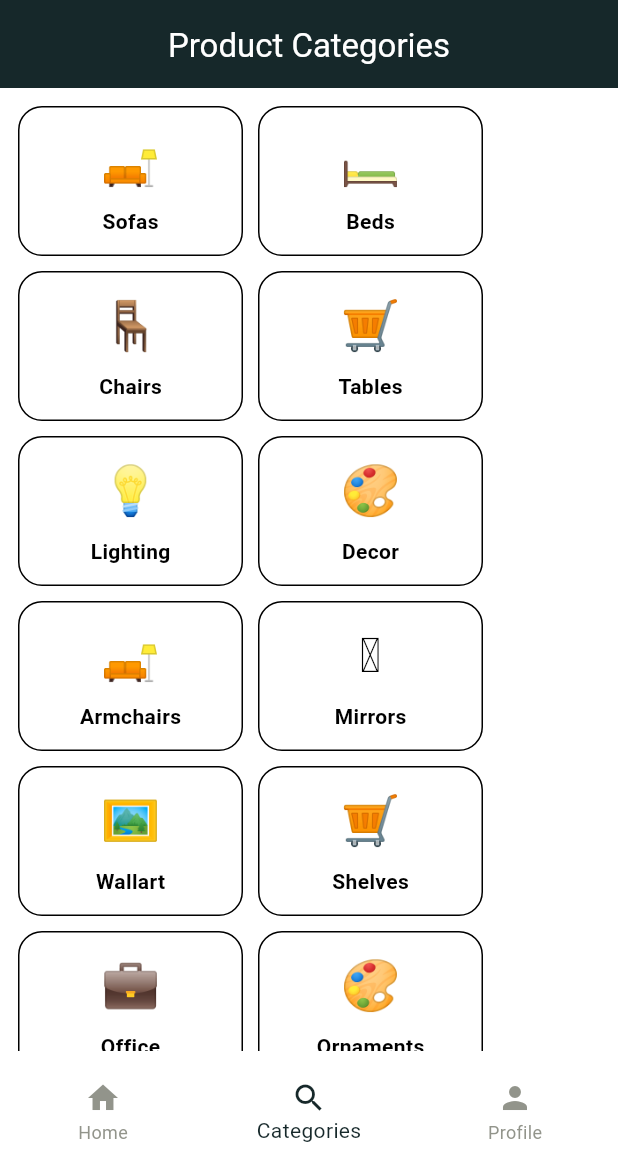
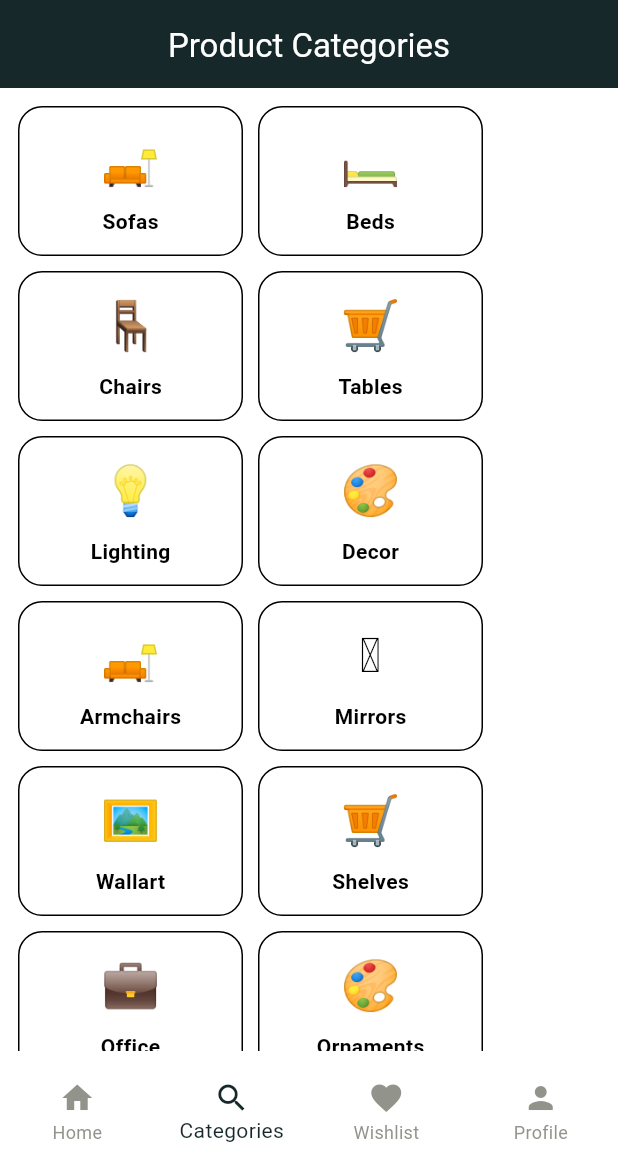
Before and after one commit to shalindri0426/shalindri_flutter, a Flutter app: the MainAppscreen screen opened directly, item 2 of the bottom bar chosen, on a phone screen of 412 x 824 dp, the part 80-1236 px from its top. Run offline on Flutter 3.47's test engine with Material 3 defaults, Android fonts, the phone set to English and light mode, and no system bars; our stand-ins replace google_fonts.

Commit message:
added wishlist to bottom navigation

```diff
--- a/lib/screens/cart_screen.dart
+++ b/lib/screens/cart_screen.dart
@@ -5,6 +5,8 @@ class CartScreen extends StatelessWidget {
 
   @override
   Widget build(BuildContext context) {
-    return const Placeholder();
+    return Scaffold(
+      body: Text("My cart screen"),
+    );
   }
 }
--- a/lib/screens/main_appscreen.dart
+++ b/lib/screens/main_appscreen.dart
@@ -5,19 +5,25 @@ import 'package:luxe_living/screens/home_screen.dart';
 import 'package:luxe_living/screens/profile_screen.dart';
 
 class MainAppscreen extends StatefulWidget {
+  //UI will chnage based on user interaction - botton nav bar selection
   const MainAppscreen({super.key});
 
   @override
+  //creates the mutable state
   State<MainAppscreen> createState() => _MainAppscreenState();
 }
 
 class _MainAppscreenState extends State<MainAppscreen> {
+  //tracks which bottom nav item is selected (0=home, 1= category, 2= profile)
   int selectedIndex = 0;
 
   final List<Widget> pages = [
+    //screens that are linked to the bottom navigation
     const HomeScreen(),
     const CategoryScreen(),
+    const Text("my wishlist"),
     const ProfileScreen(),
+
   ];
 
   @override
@@ -91,6 +97,10 @@ class _MainAppscreenState extends State<MainAppscreen> {
             icon: Icon(Icons.search),
             label: 'Categories',
           ),
+          BottomNavigationBarItem(
+            icon: Icon(Icons.favorite),
+            label: "Wishlist",
+          ),
           BottomNavigationBarItem(icon: Icon(Icons.person), label: 'Profile'),
         ],
       ),
```
Also changed, not shown: lib/main.dart (+19 -9 lines), lib/screens/home_screen.dart (+24 -29 lines).
